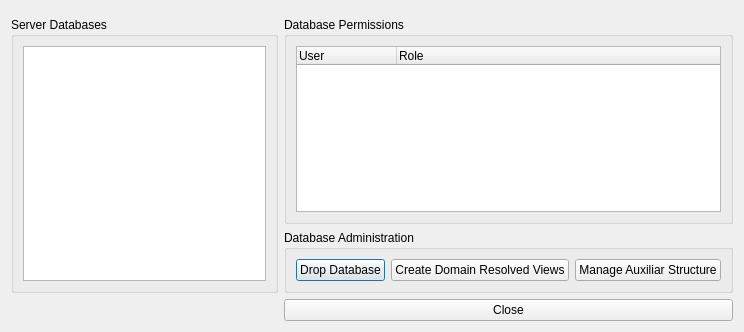
First picture: the form in ServerTools/exploreDb.ui, repository dsgoficial/DsgTools, before the edit.
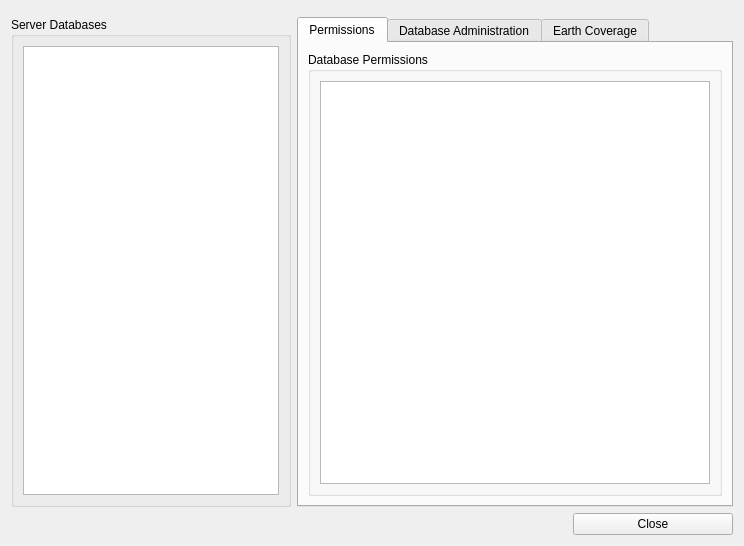
Second picture: the form after the edit. The open tabs and pages were chosen to show the change. Custom widgets are drawn as their Qt base class.

Commit message: another prototype of db management

The edit to the form file:
```diff
--- a/ServerTools/exploreDb.ui
+++ b/ServerTools/exploreDb.ui
@@ -7,7 +7,7 @@
     <x>0</x>
     <y>0</y>
     <width>744</width>
-    <height>332</height>
+    <height>546</height>
    </rect>
   </property>
   <property name="windowTitle">
@@ -17,7 +17,7 @@
    <item row="0" column="0" colspan="2">
     <widget class="ExploreServerWidget" name="serverWidget" native="true"/>
    </item>
-   <item row="1" column="0" rowspan="2">
+   <item row="1" column="0">
     <widget class="QGroupBox" name="groupBox">
      <property name="sizePolicy">
       <sizepolicy hsizetype="Maximum" vsizetype="Preferred">
@@ -39,7 +39,17 @@
      </layout>
     </widget>
    </item>
-   <item row="1" column="1">
+   <item row="1" column="1" colspan="2">
+    <widget class="QTabWidget" name="tabWidget">
+     <property name="currentIndex">
+      <number>1</number>
+     </property>
+     <widget class="QWidget" name="permissions">
+      <attribute name="title">
+       <string>Permissions</string>
+      </attribute>
+      <layout class="QGridLayout" name="gridLayout_6">
+       <item row="0" column="0">
     <widget class="QGroupBox" name="groupBox_2">
      <property name="title">
       <string>Database Permissions</string>
@@ -57,7 +67,7 @@
          <bool>false</bool>
         </property>
         <attribute name="headerVisible">
-         <bool>true</bool>
+             <bool>false</bool>
         </attribute>
         <attribute name="headerDefaultSectionSize">
          <number>100</number>
@@ -77,7 +87,14 @@
      </layout>
     </widget>
    </item>
-   <item row="2" column="1">
+      </layout>
+     </widget>
+     <widget class="QWidget" name="dbAdmin">
+      <attribute name="title">
+       <string>Database Administration</string>
+      </attribute>
+      <layout class="QGridLayout" name="gridLayout_5">
+       <item row="0" column="0">
     <widget class="QGroupBox" name="groupBox_3">
      <property name="title">
       <string>Database Administration</string>
@@ -97,17 +114,35 @@
         </property>
        </widget>
       </item>
-      <item row="0" column="2">
-       <widget class="QPushButton" name="manageAuxStructPushButton">
-        <property name="text">
-         <string>Manage Auxiliar Structure</string>
-        </property>
+         </layout>
        </widget>
       </item>
      </layout>
-    </widget>
+      <zorder>dropDatabasePushButton</zorder>
+      <zorder>createViewsPushButton</zorder>
+      <zorder>groupBox_3</zorder>
+     </widget>
+     <widget class="QWidget" name="earthCoverage">
+      <attribute name="title">
+       <string>Earth Coverage</string>
+      </attribute>
+     </widget>
+    </widget>
    </item>
-   <item row="3" column="1">
+   <item row="2" column="0" colspan="2">
+    <spacer name="horizontalSpacer">
+     <property name="orientation">
+      <enum>Qt::Horizontal</enum>
+     </property>
+     <property name="sizeHint" stdset="0">
+      <size>
+       <width>556</width>
+       <height>20</height>
+      </size>
+     </property>
+    </spacer>
+   </item>
+   <item row="2" column="2">
     <widget class="QPushButton" name="closePushButton">
      <property name="text">
       <string>Close</string>
```
Left out of the diff: 2 changed lines with no effect on the pictures. Lines whose indentation alone changed are shown as unchanged. The commit also changes 2 other files.
